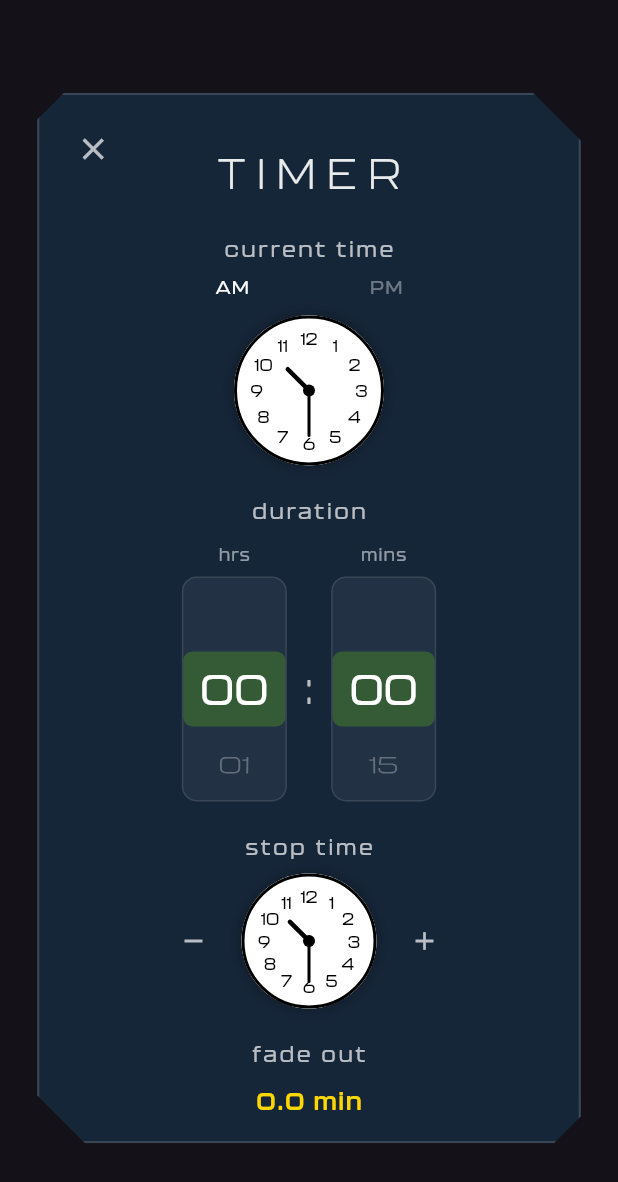
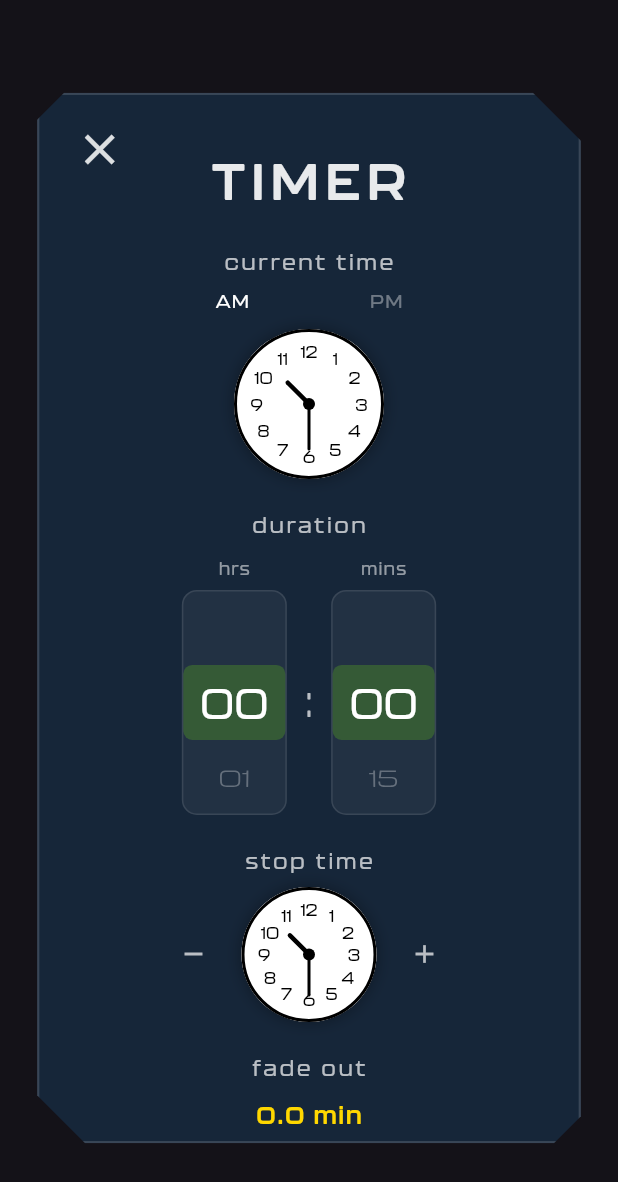
Before and after one commit to xyryc/tinnitus_relief_app, a Flutter app: the TimerModal widget shown alone on an empty page, opened directly with empty values, on a phone screen of 412 x 824 dp. Shown: the top 1182 px of the screen. Run offline on Flutter 3.47's test engine with Material 3 defaults, Android fonts, the phone set to English and light mode, and no system bars; our stand-ins replace audioplayers.

Commit message:
modal ui updated

```diff
--- a/lib/widgets/timer_modal.dart
+++ b/lib/widgets/timer_modal.dart
@@ -111,7 +111,9 @@
     return SafeArea(
       child: Material(
         type: MaterialType.transparency,
-        child: Center(
+        child: Stack(
+          children: [
+            Center(
               child: ClipPath(
                 clipper: _ChamferClipper(
                   topLeft: 18,
@@ -133,10 +135,7 @@
                         width: 1.5,
                       ),
                     ),
-        child: Stack(
-          children: [
-            // Main content (scrollable)
-            SingleChildScrollView(
+                    child: SingleChildScrollView(
                       child: Padding(
                         padding: const EdgeInsets.fromLTRB(24, 32, 24, 32),
                         child: Column(
@@ -146,11 +145,10 @@
                             Text(
                               'TIMER',
                               style: TextStyle(
-                        fontFamily: 'Kallisto',
-                        fontSize: 28,
-                        fontWeight: FontWeight.w300,
+                                fontSize: 34,
+                                fontWeight: FontWeight.w600,
                                 color: Colors.white.withOpacity(0.9),
-                        letterSpacing: 8,
+                                letterSpacing: 4,
                               ),
                             ),
 
@@ -180,15 +178,17 @@
                             ElevatedButton(
                               onPressed: _handleSave,
                               style: ElevatedButton.styleFrom(
-                        backgroundColor: const Color(0xFF7FFF00),
+                                backgroundColor: const Color(0xFF64B5F6),
                                 foregroundColor: Colors.white,
                                 padding: const EdgeInsets.symmetric(
-                          horizontal: 40,
-                          vertical: 14,
+                                  horizontal: 28,
+                                  vertical: 16,
                                 ),
                                 shape: RoundedRectangleBorder(
                                   borderRadius: BorderRadius.circular(12),
                                 ),
+                                elevation: 5,
+                                shadowColor: const Color(0xFF64B5F6).withOpacity(0.5),
                               ),
                               child: const Text(
                                 'SAVE',
@@ -204,23 +204,25 @@
                         ),
                       ),
                     ),
-
-            // Close button
-            Positioned(
-              top: 12,
-              left: 12,
-              child: IconButton(
-                onPressed: widget.onClose,
-                icon: const Icon(Icons.close),
-                color: Colors.white.withOpacity(0.7),
-                iconSize: 24,
-              ),
-            ),
-          ],
                   ),
                 ),
               ),
             ),
+
+            // Close button
+            Positioned(
+              left: size.width * 0.12,
+              top: size.height * 0.10,
+              child: GestureDetector(
+                onTap: widget.onClose,
+                child: Icon(
+                  Icons.close,
+                  size: 34,
+                  color: Colors.white.withOpacity(0.85),
+                ),
+              ),
+            ),
+          ],
         ),
       ),
     );
```
Lines whose indentation alone changed are shown as unchanged.
